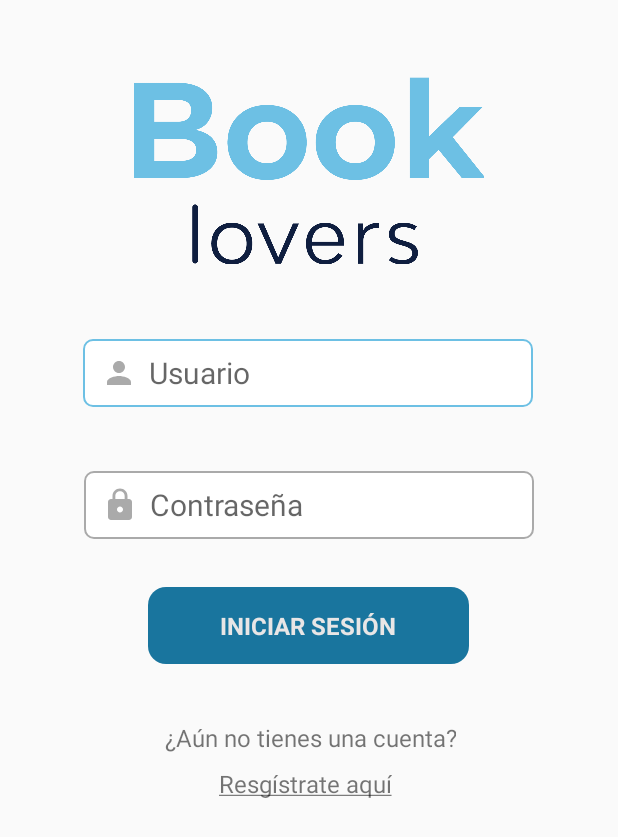
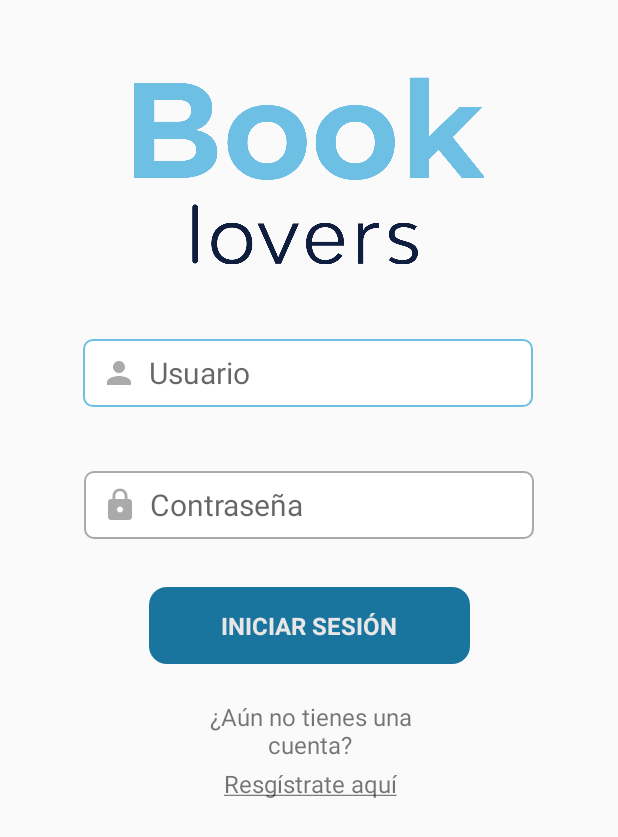
Before and after one commit to vicemora/PST_TA5_G3, an Android app: the screen it shows after launch (LoginActivity), on a phone screen of 412 x 824 dp. Shown: the top 837 px of the screen. Run offline under Robolectric (Android 15) with nearby library versions, the phone set to English and light mode, and no system bars; Roboto replaces fonts that are not available here.

Commit message:
Ajust constraint.

```diff
--- a/app/src/main/res/layout/activity_login.xml
+++ b/app/src/main/res/layout/activity_login.xml
@@ -67,6 +67,8 @@
         android:layout_marginStart="80dp"
         android:layout_marginTop="32dp"
         android:layout_marginEnd="80dp"
+        android:layout_marginBottom="6dp"
+        android:background="@drawable/button_rounded"
         android:capitalize="sentences"
         android:drawablePadding="12dp"
         android:fontFamily="@font/advent_pro_medium"
@@ -76,45 +78,38 @@
         android:textSize="16sp"
         android:textStyle="bold"
         app:backgroundTint="#19759E"
+        app:layout_constraintBottom_toTopOf="@+id/textView2"
         app:layout_constraintEnd_toEndOf="parent"
-        app:layout_constraintHorizontal_bias="0.497"
         app:layout_constraintStart_toStartOf="parent"
-        app:layout_constraintTop_toBottomOf="@+id/etPassword"
-        android:background="@drawable/button_rounded"/>
+        app:layout_constraintTop_toBottomOf="@+id/etPassword" />
 
     <TextView
         android:id="@+id/textView2"
-        android:layout_width="wrap_content"
-        android:layout_height="wrap_content"
-        android:layout_marginTop="6dp"
-        android:layout_marginBottom="305dp"
+        android:layout_width="171dp"
+        android:layout_height="0dp"
+        android:layout_marginTop="24dp"
         android:fontFamily="@font/advent_pro_medium"
         android:text="¿Aún no tienes una cuenta?"
         android:textAlignment="center"
         android:textSize="16sp"
-        app:layout_constraintBottom_toBottomOf="parent"
         app:layout_constraintEnd_toEndOf="parent"
         app:layout_constraintHorizontal_bias="0.504"
         app:layout_constraintStart_toStartOf="parent"
-        app:layout_constraintTop_toBottomOf="@+id/button2"
-        app:layout_constraintVertical_bias="0.666" />
+        app:layout_constraintTop_toBottomOf="@+id/button2" />
 
     <TextView
         android:id="@+id/textView3"
         android:layout_width="wrap_content"
-        android:layout_height="wrap_content"
-        android:layout_marginBottom="244dp"
+        android:layout_height="0dp"
+        android:layout_marginTop="4dp"
         android:clickable="true"
         android:fontFamily="@font/advent_pro_medium"
         android:onClick="regitrarse"
         android:text="@string/registrarse"
         android:textAllCaps="false"
         android:textSize="16sp"
-        app:layout_constraintBottom_toBottomOf="parent"
         app:layout_constraintEnd_toEndOf="@+id/textView2"
-        app:layout_constraintHorizontal_bias="0.465"
         app:layout_constraintStart_toStartOf="@+id/textView2"
-        app:layout_constraintTop_toBottomOf="@+id/textView2"
-        app:layout_constraintVertical_bias="0.163" />
+        app:layout_constraintTop_toBottomOf="@+id/textView2" />
 
 </androidx.constraintlayout.widget.ConstraintLayout>
```
